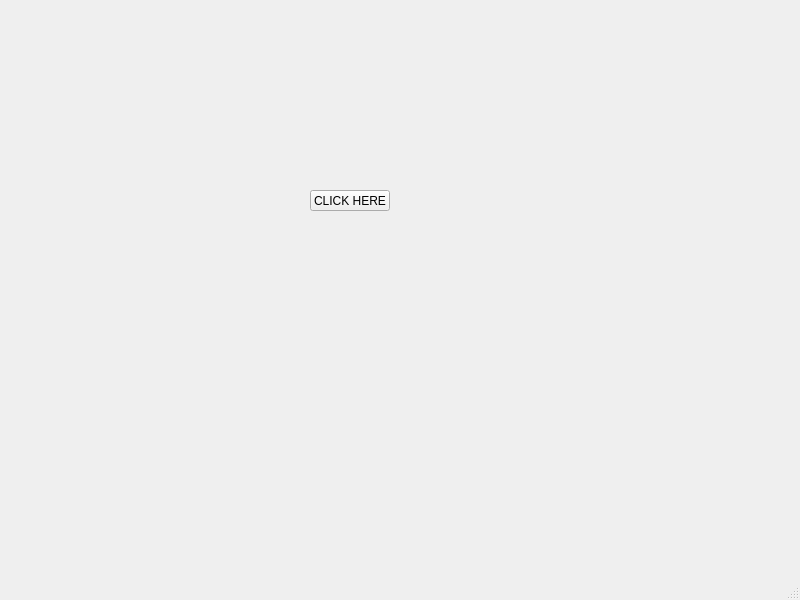
First picture: the form in mainwindow.ui, repository WiLDPT/qt_widget, before the edit.
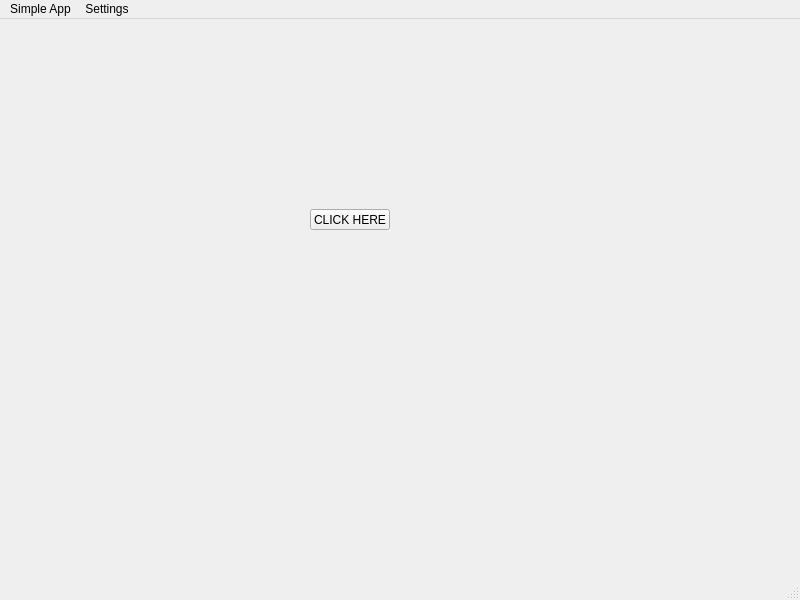
Second picture: the form after the edit.

What changed in the file:
```diff
--- a/mainwindow.ui
+++ b/mainwindow.ui
@@ -50,6 +50,19 @@
      <height>20</height>
     </rect>
    </property>
+   <widget class="QMenu" name="menuSimple_App">
+    <property name="title">
+     <string>Simple App</string>
+    </property>
+   </widget>
+   <widget class="QMenu" name="menuSettings">
+    <property name="title">
+     <string>Settings</string>
+    </property>
+    <addaction name="separator"/>
+   </widget>
+   <addaction name="menuSimple_App"/>
+   <addaction name="menuSettings"/>
   </widget>
   <widget class="QStatusBar" name="statusbar"/>
  </widget>
```
